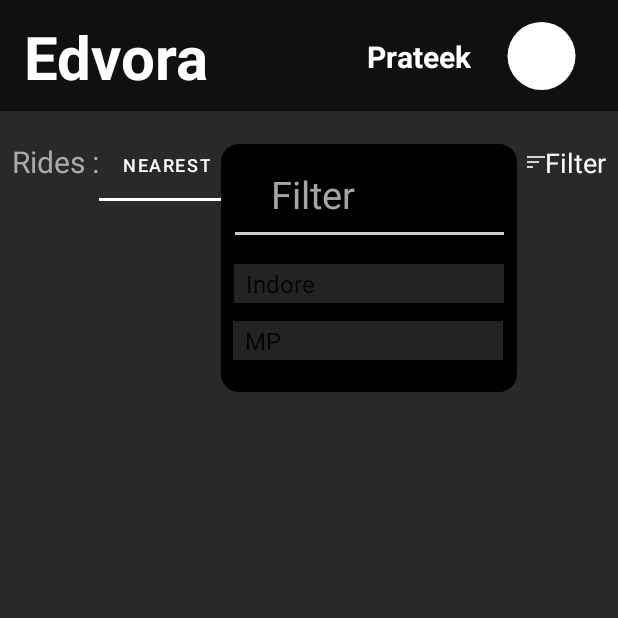
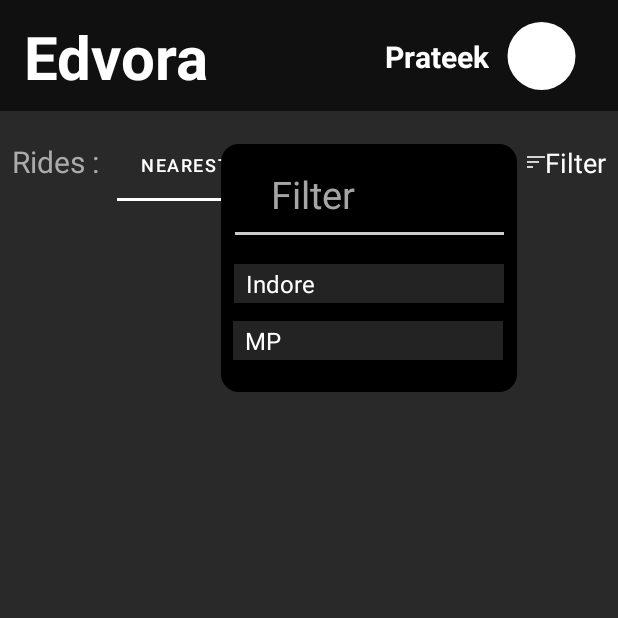
Before and after one commit to Beast-max/RideApp, an Android app: the screen it shows after launch (MainActivity), after a tap on "Filter", on a phone screen of 412 x 824 dp, the top half of it. Run offline under Robolectric (Android 15) with nearby library versions, the phone set to English and light mode, and no system bars; our stand-ins replace CircleImageView; pictures from the network do not load.

Commit message:
Inatial Commit

```diff
--- a/app/src/main/java/com/example/edvoraassignment/MainActivity.kt
+++ b/app/src/main/java/com/example/edvoraassignment/MainActivity.kt
@@ -1,9 +1,10 @@
 package com.example.edvoraassignment
 
-import androidx.appcompat.app.AppCompatActivity
+import android.graphics.Color
 import android.os.Bundle
 import android.view.View
 import android.widget.*
+import androidx.appcompat.app.AppCompatActivity
 import androidx.constraintlayout.widget.ConstraintLayout
 import androidx.lifecycle.Observer
 import androidx.lifecycle.ViewModelProvider
@@ -12,6 +13,7 @@ import com.example.edvoraassignment.Extensions.load
 import com.example.edvoraassignment.adapter.ViewpagerAdapter
 import com.google.android.material.tabs.TabLayout
 import com.google.android.material.tabs.TabLayoutMediator
+
 
 class MainActivity : AppCompatActivity() {
     private lateinit var viewmodel: MainViewModel
@@ -59,6 +61,7 @@ class MainActivity : AppCompatActivity() {
                 AdapterView.OnItemSelectedListener {
                 override fun onItemSelected(parent: AdapterView<*>,
                                             view: View, position: Int, id: Long) {
+                    (view as TextView).setTextColor(Color.WHITE)
                     Toast.makeText(this@MainActivity,
                         getString(R.string.selected_city) + " " +
                                 "" + City[position], Toast.LENGTH_SHORT).show()
@@ -79,6 +82,7 @@ class MainActivity : AppCompatActivity() {
                 AdapterView.OnItemSelectedListener {
                 override fun onItemSelected(parent: AdapterView<*>,
                                             view: View, position: Int, id: Long) {
+                    (view as TextView).setTextColor(Color.WHITE)
                     Toast.makeText(this@MainActivity,
                         getString(R.string.selected_state) + " " +
                                 "" + State[position], Toast.LENGTH_SHORT).show()
--- a/app/src/main/res/layout/activity_main.xml
+++ b/app/src/main/res/layout/activity_main.xml
@@ -36,7 +36,7 @@
             android:id="@+id/name"
             android:layout_width="wrap_content"
             android:layout_height="wrap_content"
-            android:layout_marginEnd="24dp"
+            android:layout_marginEnd="12dp"
             android:text="Prateek"
             android:textColor="@color/white"
             android:textSize="20sp"
@@ -82,7 +82,7 @@
 
         app:tabIndicatorColor="@color/white"
         app:tabSelectedTextColor="@color/white"
-        app:layout_constraintEnd_toStartOf="@+id/textView4"
+        app:layout_constraintEnd_toStartOf="@+id/filter"
         app:layout_constraintHorizontal_bias="1.0"
         app:layout_constraintStart_toEndOf="@+id/textView3"
         app:layout_constraintTop_toBottomOf="@+id/constraintLayout"
```
